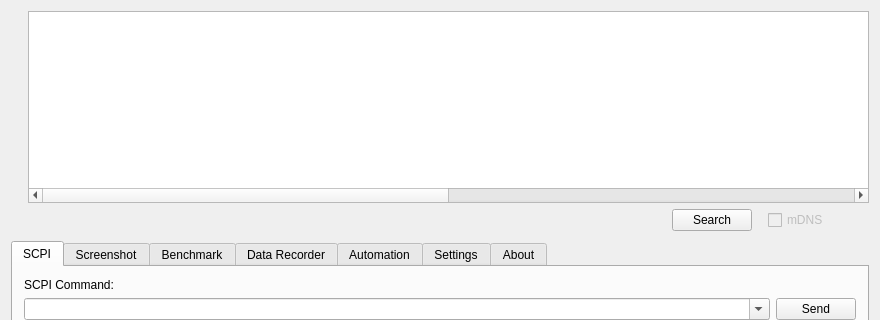
The window that src/gui/lxi-gui/mainwindow.ui (lxi-tools/lxi-tools) describes before a commit, drawn with Qt 5; both pictures show x 0 to 880 and y 0 to 320 of the 880 by 800 pixel window.
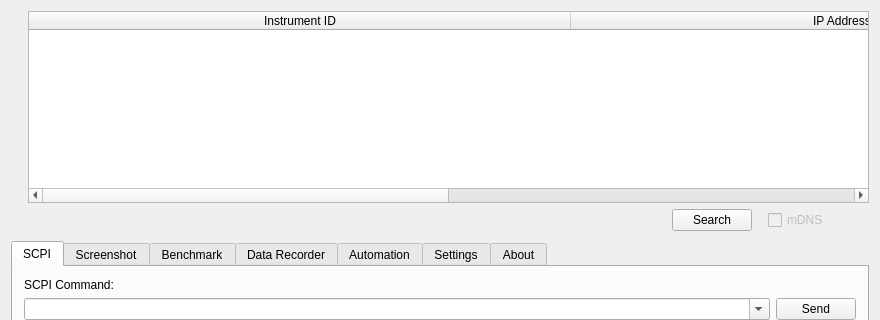
The same window after the commit. Icons and pictures are not drawn. Custom widgets are drawn as their Qt base class.

Commit message: lxi-gui: Add ID/IP instrument table header

Patch:
```diff
--- a/src/gui/lxi-gui/mainwindow.ui
+++ b/src/gui/lxi-gui/mainwindow.ui
@@ -84,7 +84,7 @@
            <bool>false</bool>
           </property>
           <attribute name="horizontalHeaderVisible">
-           <bool>false</bool>
+           <bool>true</bool>
           </attribute>
           <attribute name="horizontalHeaderDefaultSectionSize">
            <number>542</number>
```
The commit also changes 1 other file.
